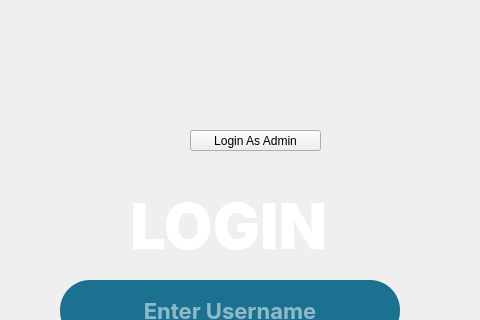
First picture: the form in Project/mainwindow.ui, repository MuhammadHuzaifak2025/DSA_PROJECT, before the edit; both pictures show x 440 to 920 and y 0 to 320 of the 1280 by 720 pixel window.
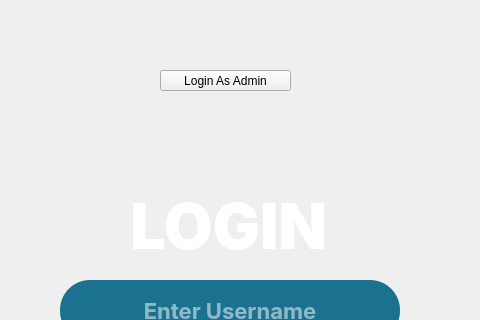
Second picture: the form after the edit. Icons and pictures are not drawn.

What changed in the file:
```diff
--- a/Project/mainwindow.ui
+++ b/Project/mainwindow.ui
@@ -150,8 +150,8 @@
    <widget class="QPushButton" name="pushButton">
     <property name="geometry">
      <rect>
-      <x>630</x>
-      <y>130</y>
+      <x>600</x>
+      <y>70</y>
       <width>131</width>
       <height>21</height>
      </rect>
```
